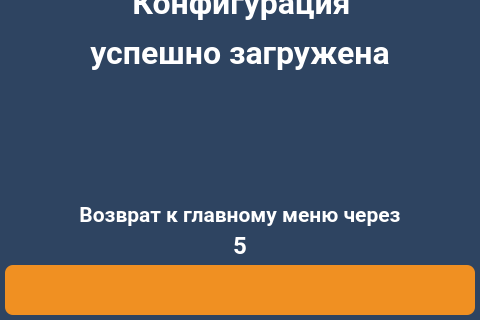
This is client/GUI/ui/screen_16_mass_load_ok.ui in komrade2801/AutoSklad as Qt 5 draws it before an edit; both pictures show x 0 to 480 and y 480 to 800 of the 480 by 800 pixel window. The edited form follows.
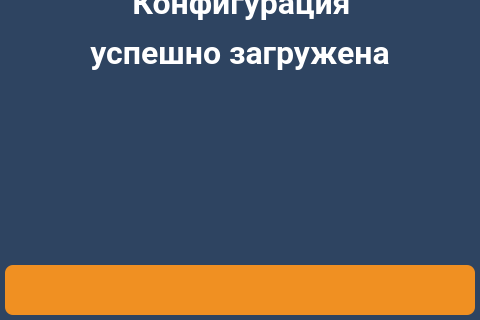
This is the edited form. Icons and pictures are not drawn.

Patch:
```diff
--- a/client/GUI/ui/screen_16_mass_load_ok.ui
+++ b/client/GUI/ui/screen_16_mass_load_ok.ui
@@ -45,328 +45,6 @@
 	font-family: &quot;Roboto&quot;, Sans-serif;
 }</string>
   </property>
-  <widget class="QLabel" name="lbl_timeout_back">
-   <property name="geometry">
-    <rect>
-     <x>50</x>
-     <y>710</y>
-     <width>380</width>
-     <height>30</height>
-    </rect>
-   </property>
-   <property name="palette">
-    <palette>
-     <active>
-      <colorrole role="WindowText">
-       <brush brushstyle="SolidPattern">
-        <color alpha="255">
-         <red>255</red>
-         <green>255</green>
-         <blue>255</blue>
-        </color>
-       </brush>
-      </colorrole>
-      <colorrole role="Button">
-       <brush brushstyle="LinearGradientPattern">
-        <gradient startx="0.000000000000000" starty="0.000000000000000" endx="1.000000000000000" endy="0.000000000000000" type="LinearGradient" spread="PadSpread" coordinatemode="ObjectBoundingMode">
-         <gradientstop position="0.000000000000000">
-          <color alpha="0">
-           <red>0</red>
-           <green>0</green>
-           <blue>0</blue>
-          </color>
-         </gradientstop>
-         <gradientstop position="1.000000000000000">
-          <color alpha="0">
-           <red>255</red>
-           <green>255</green>
-           <blue>255</blue>
-          </color>
-         </gradientstop>
-        </gradient>
-       </brush>
-      </colorrole>
-      <colorrole role="Text">
-       <brush brushstyle="SolidPattern">
-        <color alpha="255">
-         <red>255</red>
-         <green>255</green>
-         <blue>255</blue>
-        </color>
-       </brush>
-      </colorrole>
-      <colorrole role="ButtonText">
-       <brush brushstyle="SolidPattern">
-        <color alpha="255">
-         <red>255</red>
-         <green>255</green>
-         <blue>255</blue>
-        </color>
-       </brush>
-      </colorrole>
-      <colorrole role="Base">
-       <brush brushstyle="LinearGradientPattern">
-        <gradient startx="0.000000000000000" starty="0.000000000000000" endx="1.000000000000000" endy="0.000000000000000" type="LinearGradient" spread="PadSpread" coordinatemode="ObjectBoundingMode">
-         <gradientstop position="0.000000000000000">
-          <color alpha="0">
-           <red>0</red>
-           <green>0</green>
-           <blue>0</blue>
-          </color>
-         </gradientstop>
-         <gradientstop position="1.000000000000000">
-          <color alpha="0">
-           <red>255</red>
-           <green>255</green>
-           <blue>255</blue>
-          </color>
-         </gradientstop>
-        </gradient>
-       </brush>
-      </colorrole>
-      <colorrole role="Window">
-       <brush brushstyle="LinearGradientPattern">
-        <gradient startx="0.000000000000000" starty="0.000000000000000" endx="1.000000000000000" endy="0.000000000000000" type="LinearGradient" spread="PadSpread" coordinatemode="ObjectBoundingMode">
-         <gradientstop position="0.000000000000000">
-          <color alpha="0">
-           <red>0</red>
-           <green>0</green>
-           <blue>0</blue>
-          </color>
-         </gradientstop>
-         <gradientstop position="1.000000000000000">
-          <color alpha="0">
-           <red>255</red>
-           <green>255</green>
-           <blue>255</blue>
-          </color>
-         </gradientstop>
-        </gradient>
-       </brush>
-      </colorrole>
-      <colorrole role="PlaceholderText">
-       <brush brushstyle="NoBrush">
-        <color alpha="128">
-         <red>255</red>
-         <green>255</green>
-         <blue>255</blue>
-        </color>
-       </brush>
-      </colorrole>
-     </active>
-     <inactive>
-      <colorrole role="WindowText">
-       <brush brushstyle="SolidPattern">
-        <color alpha="255">
-         <red>255</red>
-         <green>255</green>
-         <blue>255</blue>
-        </color>
-       </brush>
-      </colorrole>
-      <colorrole role="Button">
-       <brush brushstyle="LinearGradientPattern">
-        <gradient startx="0.000000000000000" starty="0.000000000000000" endx="1.000000000000000" endy="0.000000000000000" type="LinearGradient" spread="PadSpread" coordinatemode="ObjectBoundingMode">
-         <gradientstop position="0.000000000000000">
-          <color alpha="0">
-           <red>0</red>
-           <green>0</green>
-           <blue>0</blue>
-          </color>
-         </gradientstop>
-         <gradientstop position="1.000000000000000">
-          <color alpha="0">
-           <red>255</red>
-           <green>255</green>
-           <blue>255</blue>
-          </color>
-         </gradientstop>
-        </gradient>
-       </brush>
-      </colorrole>
-      <colorrole role="Text">
-       <brush brushstyle="SolidPattern">
-        <color alpha="255">
-         <red>255</red>
-         <green>255</green>
-         <blue>255</blue>
-        </color>
-       </brush>
-      </colorrole>
-      <colorrole role="ButtonText">
-       <brush brushstyle="SolidPattern">
-        <color alpha="255">
-         <red>255</red>
-         <green>255</green>
-         <blue>255</blue>
-        </color>
-       </brush>
-      </colorrole>
-      <colorrole role="Base">
-       <brush brushstyle="LinearGradientPattern">
-        <gradient startx="0.000000000000000" starty="0.000000000000000" endx="1.000000000000000" endy="0.000000000000000" type="LinearGradient" spread="PadSpread" coordinatemode="ObjectBoundingMode">
-         <gradientstop position="0.000000000000000">
-          <color alpha="0">
-           <red>0</red>
-           <green>0</green>
-           <blue>0</blue>
-          </color>
-         </gradientstop>
-         <gradientstop position="1.000000000000000">
-          <color alpha="0">
-           <red>255</red>
-           <green>255</green>
-           <blue>255</blue>
-          </color>
-         </gradientstop>
-        </gradient>
-       </brush>
-      </colorrole>
-      <colorrole role="Window">
-       <brush brushstyle="LinearGradientPattern">
-        <gradient startx="0.000000000000000" starty="0.000000000000000" endx="1.000000000000000" endy="0.000000000000000" type="LinearGradient" spread="PadSpread" coordinatemode="ObjectBoundingMode">
-         <gradientstop position="0.000000000000000">
-          <color alpha="0">
-           <red>0</red>
-           <green>0</green>
-           <blue>0</blue>
-          </color>
-         </gradientstop>
-         <gradientstop position="1.000000000000000">
-          <color alpha="0">
-           <red>255</red>
-           <green>255</green>
-           <blue>255</blue>
-          </color>
-         </gradientstop>
-        </gradient>
-       </brush>
-      </colorrole>
-      <colorrole role="PlaceholderText">
-       <brush brushstyle="NoBrush">
-        <color alpha="128">
-         <red>255</red>
-         <green>255</green>
-         <blue>255</blue>
-        </color>
-       </brush>
-      </colorrole>
-     </inactive>
-     <disabled>
-      <colorrole role="WindowText">
-       <brush brushstyle="SolidPattern">
-        <color alpha="255">
-         <red>255</red>
-         <green>255</green>
-         <blue>255</blue>
-        </color>
-       </brush>
-      </colorrole>
-      <colorrole role="Button">
-       <brush brushstyle="LinearGradientPattern">
-        <gradient startx="0.000000000000000" starty="0.000000000000000" endx="1.000000000000000" endy="0.000000000000000" type="LinearGradient" spread="PadSpread" coordinatemode="ObjectBoundingMode">
-         <gradientstop position="0.000000000000000">
-          <color alpha="0">
-           <red>0</red>
-           <green>0</green>
-           <blue>0</blue>
-          </color>
-         </gradientstop>
-         <gradientstop position="1.000000000000000">
-          <color alpha="0">
-           <red>255</red>
-           <green>255</green>
-           <blue>255</blue>
-          </color>
-         </gradientstop>
-        </gradient>
-       </brush>
-      </colorrole>
-      <colorrole role="Text">
-       <brush brushstyle="SolidPattern">
-        <color alpha="255">
-         <red>255</red>
-         <green>255</green>
-         <blue>255</blue>
-        </color>
-       </brush>
-      </colorrole>
-      <colorrole role="ButtonText">
-       <brush brushstyle="SolidPattern">
-        <color alpha="255">
-         <red>255</red>
-         <green>255</green>
-         <blue>255</blue>
-        </color>
-       </brush>
-      </colorrole>
-      <colorrole role="Base">
-       <brush brushstyle="LinearGradientPattern">
-        <gradient startx="0.000000000000000" starty="0.000000000000000" endx="1.000000000000000" endy="0.000000000000000" type="LinearGradient" spread="PadSpread" coordinatemode="ObjectBoundingMode">
-         <gradientstop position="0.000000000000000">
-          <color alpha="0">
-           <red>0</red>
-           <green>0</green>
-           <blue>0</blue>
-          </color>
-         </gradientstop>
-         <gradientstop position="1.000000000000000">
-          <color alpha="0">
-           <red>255</red>
-           <green>255</green>
-           <blue>255</blue>
-          </color>
-         </gradientstop>
-        </gradient>
-       </brush>
-      </colorrole>
-      <colorrole role="Window">
-       <brush brushstyle="LinearGradientPattern">
-        <gradient startx="0.000000000000000" starty="0.000000000000000" endx="1.000000000000000" endy="0.000000000000000" type="LinearGradient" spread="PadSpread" coordinatemode="ObjectBoundingMode">
-         <gradientstop position="0.000000000000000">
-          <color alpha="0">
-           <red>0</red>
-           <green>0</green>
-           <blue>0</blue>
-          </color>
-         </gradientstop>
-         <gradientstop position="1.000000000000000">
-          <color alpha="0">
-           <red>255</red>
-           <green>255</green>
-           <blue>255</blue>
-          </color>
-         </gradientstop>
-        </gradient>
-       </brush>
-      </colorrole>
-      <colorrole role="PlaceholderText">
-       <brush brushstyle="NoBrush">
-        <color alpha="128">
-         <red>255</red>
-         <green>255</green>
-         <blue>255</blue>
-        </color>
-       </brush>
-      </colorrole>
-     </disabled>
-    </palette>
-   </property>
-   <property name="font">
-    <font>
-     <family>Roboto</family>
-     <pointsize>18</pointsize>
-     <weight>75</weight>
-     <bold>true</bold>
-    </font>
-   </property>
-   <property name="text">
-    <string>5</string>
-   </property>
-   <property name="alignment">
-    <set>Qt::AlignCenter</set>
-   </property>
-  </widget>
   <widget class="QPushButton" name="btn_back">
    <property name="geometry">
     <rect>
@@ -603,328 +281,6 @@
     </size>
    </property>
   </widget>
-  <widget class="QLabel" name="lbl_info_3">
-   <property name="geometry">
-    <rect>
-     <x>50</x>
-     <y>680</y>
-     <width>380</width>
-     <height>30</height>
-    </rect>
-   </property>
-   <property name="palette">
-    <palette>
-     <active>
-      <colorrole role="WindowText">
-       <brush brushstyle="SolidPattern">
-        <color alpha="255">
-         <red>255</red>
-         <green>255</green>
-         <blue>255</blue>
-        </color>
-       </brush>
-      </colorrole>
-      <colorrole role="Button">
-       <brush brushstyle="LinearGradientPattern">
-        <gradient startx="0.000000000000000" starty="0.000000000000000" endx="1.000000000000000" endy="0.000000000000000" type="LinearGradient" spread="PadSpread" coordinatemode="ObjectBoundingMode">
-         <gradientstop position="0.000000000000000">
-          <color alpha="0">
-           <red>0</red>
-           <green>0</green>
-           <blue>0</blue>
-          </color>
-         </gradientstop>
-         <gradientstop position="1.000000000000000">
-          <color alpha="0">
-           <red>255</red>
-           <green>255</green>
-           <blue>255</blue>
-          </color>
-         </gradientstop>
-        </gradient>
-       </brush>
-      </colorrole>
-      <colorrole role="Text">
-       <brush brushstyle="SolidPattern">
-        <color alpha="255">
-         <red>255</red>
-         <green>255</green>
-         <blue>255</blue>
-        </color>
-       </brush>
-      </colorrole>
-      <colorrole role="ButtonText">
-       <brush brushstyle="SolidPattern">
-        <color alpha="255">
-         <red>255</red>
-         <green>255</green>
-         <blue>255</blue>
-        </color>
-       </brush>
-      </colorrole>
-      <colorrole role="Base">
-       <brush brushstyle="LinearGradientPattern">
-        <gradient startx="0.000000000000000" starty="0.000000000000000" endx="1.000000000000000" endy="0.000000000000000" type="LinearGradient" spread="PadSpread" coordinatemode="ObjectBoundingMode">
-         <gradientstop position="0.000000000000000">
-          <color alpha="0">
-           <red>0</red>
-           <green>0</green>
-           <blue>0</blue>
-          </color>
-         </gradientstop>
-         <gradientstop position="1.000000000000000">
-          <color alpha="0">
-           <red>255</red>
-           <green>255</green>
-           <blue>255</blue>
-          </color>
-         </gradientstop>
-        </gradient>
-       </brush>
-      </colorrole>
-      <colorrole role="Window">
-       <brush brushstyle="LinearGradientPattern">
-        <gradient startx="0.000000000000000" starty="0.000000000000000" endx="1.000000000000000" endy="0.000000000000000" type="LinearGradient" spread="PadSpread" coordinatemode="ObjectBoundingMode">
-         <gradientstop position="0.000000000000000">
-          <color alpha="0">
-           <red>0</red>
-           <green>0</green>
-           <blue>0</blue>
-          </color>
-         </gradientstop>
-         <gradientstop position="1.000000000000000">
-          <color alpha="0">
-           <red>255</red>
-           <green>255</green>
-           <blue>255</blue>
-          </color>
-         </gradientstop>
-        </gradient>
-       </brush>
-      </colorrole>
-      <colorrole role="PlaceholderText">
-       <brush brushstyle="NoBrush">
-        <color alpha="128">
-         <red>255</red>
-         <green>255</green>
-         <blue>255</blue>
-        </color>
-       </brush>
-      </colorrole>
-     </active>
-     <inactive>
-      <colorrole role="WindowText">
-       <brush brushstyle="SolidPattern">
-        <color alpha="255">
-         <red>255</red>
-         <green>255</green>
-         <blue>255</blue>
-        </color>
-       </brush>
-      </colorrole>
-      <colorrole role="Button">
-       <brush brushstyle="LinearGradientPattern">
-        <gradient startx="0.000000000000000" starty="0.000000000000000" endx="1.000000000000000" endy="0.000000000000000" type="LinearGradient" spread="PadSpread" coordinatemode="ObjectBoundingMode">
-         <gradientstop position="0.000000000000000">
-          <color alpha="0">
-           <red>0</red>
-           <green>0</green>
-           <blue>0</blue>
-          </color>
-         </gradientstop>
-         <gradientstop position="1.000000000000000">
-          <color alpha="0">
-           <red>255</red>
-           <green>255</green>
-           <blue>255</blue>
-          </color>
-         </gradientstop>
-        </gradient>
-       </brush>
-      </colorrole>
-      <colorrole role="Text">
-       <brush brushstyle="SolidPattern">
-        <color alpha="255">
-         <red>255</red>
-         <green>255</green>
-         <blue>255</blue>
-        </color>
-       </brush>
-      </colorrole>
-      <colorrole role="ButtonText">
-       <brush brushstyle="SolidPattern">
-        <color alpha="255">
-         <red>255</red>
-         <green>255</green>
-         <blue>255</blue>
-        </color>
-       </brush>
-      </colorrole>
-      <colorrole role="Base">
-       <brush brushstyle="LinearGradientPattern">
-        <gradient startx="0.000000000000000" starty="0.000000000000000" endx="1.000000000000000" endy="0.000000000000000" type="LinearGradient" spread="PadSpread" coordinatemode="ObjectBoundingMode">
-         <gradientstop position="0.000000000000000">
-          <color alpha="0">
-           <red>0</red>
-           <green>0</green>
-           <blue>0</blue>
-          </color>
-         </gradientstop>
-         <gradientstop position="1.000000000000000">
-          <color alpha="0">
-           <red>255</red>
-           <green>255</green>
-           <blue>255</blue>
-          </color>
-         </gradientstop>
-        </gradient>
-       </brush>
-      </colorrole>
-      <colorrole role="Window">
-       <brush brushstyle="LinearGradientPattern">
-        <gradient startx="0.000000000000000" starty="0.000000000000000" endx="1.000000000000000" endy="0.000000000000000" type="LinearGradient" spread="PadSpread" coordinatemode="ObjectBoundingMode">
-         <gradientstop position="0.000000000000000">
-          <color alpha="0">
-           <red>0</red>
-           <green>0</green>
-           <blue>0</blue>
-          </color>
-         </gradientstop>
-         <gradientstop position="1.000000000000000">
-          <color alpha="0">
-           <red>255</red>
-           <green>255</green>
-           <blue>255</blue>
-          </color>
-         </gradientstop>
-        </gradient>
-       </brush>
-      </colorrole>
-      <colorrole role="PlaceholderText">
-       <brush brushstyle="NoBrush">
-        <color alpha="128">
-         <red>255</red>
-         <green>255</green>
-         <blue>255</blue>
-        </color>
-       </brush>
-      </colorrole>
-     </inactive>
-     <disabled>
-      <colorrole role="WindowText">
-       <brush brushstyle="SolidPattern">
-        <color alpha="255">
-         <red>255</red>
-         <green>255</green>
-         <blue>255</blue>
-        </color>
-       </brush>
-      </colorrole>
-      <colorrole role="Button">
-       <brush brushstyle="LinearGradientPattern">
-        <gradient startx="0.000000000000000" starty="0.000000000000000" endx="1.000000000000000" endy="0.000000000000000" type="LinearGradient" spread="PadSpread" coordinatemode="ObjectBoundingMode">
-         <gradientstop position="0.000000000000000">
-          <color alpha="0">
-           <red>0</red>
-           <green>0</green>
-           <blue>0</blue>
-          </color>
-         </gradientstop>
-         <gradientstop position="1.000000000000000">
-          <color alpha="0">
-           <red>255</red>
-           <green>255</green>
-           <blue>255</blue>
-          </color>
-         </gradientstop>
-        </gradient>
-       </brush>
-      </colorrole>
-      <colorrole role="Text">
-       <brush brushstyle="SolidPattern">
-        <color alpha="255">
-         <red>255</red>
-         <green>255</green>
-         <blue>255</blue>
-        </color>
-       </brush>
-      </colorrole>
-      <colorrole role="ButtonText">
-       <brush brushstyle="SolidPattern">
-        <color alpha="255">
-         <red>255</red>
-         <green>255</green>
-         <blue>255</blue>
-        </color>
-       </brush>
-      </colorrole>
-      <colorrole role="Base">
-       <brush brushstyle="LinearGradientPattern">
-        <gradient startx="0.000000000000000" starty="0.000000000000000" endx="1.000000000000000" endy="0.000000000000000" type="LinearGradient" spread="PadSpread" coordinatemode="ObjectBoundingMode">
-         <gradientstop position="0.000000000000000">
-          <color alpha="0">
-           <red>0</red>
-           <green>0</green>
-           <blue>0</blue>
-          </color>
-         </gradientstop>
-         <gradientstop position="1.000000000000000">
-          <color alpha="0">
-           <red>255</red>
-           <green>255</green>
-           <blue>255</blue>
-          </color>
-         </gradientstop>
-        </gradient>
-       </brush>
-      </colorrole>
-      <colorrole role="Window">
-       <brush brushstyle="LinearGradientPattern">
-        <gradient startx="0.000000000000000" starty="0.000000000000000" endx="1.000000000000000" endy="0.000000000000000" type="LinearGradient" spread="PadSpread" coordinatemode="ObjectBoundingMode">
-         <gradientstop position="0.000000000000000">
-          <color alpha="0">
-           <red>0</red>
-           <green>0</green>
-           <blue>0</blue>
-          </color>
-         </gradientstop>
-         <gradientstop position="1.000000000000000">
-          <color alpha="0">
-           <red>255</red>
-           <green>255</green>
-           <blue>255</blue>
-          </color>
-         </gradientstop>
-        </gradient>
-       </brush>
-      </colorrole>
-      <colorrole role="PlaceholderText">
-       <brush brushstyle="NoBrush">
-        <color alpha="128">
-         <red>255</red>
-         <green>255</green>
-         <blue>255</blue>
-        </color>
-       </brush>
-      </colorrole>
-     </disabled>
-    </palette>
-   </property>
-   <property name="font">
-    <font>
-     <family>Roboto</family>
-     <pointsize>16</pointsize>
-     <weight>75</weight>
-     <bold>true</bold>
-    </font>
-   </property>
-   <property name="text">
-    <string>Возврат к главному меню через</string>
-   </property>
-   <property name="alignment">
-    <set>Qt::AlignCenter</set>
-   </property>
-  </widget>
   <widget class="QLabel" name="lbl_info_ico">
    <property name="geometry">
     <rect>
```
Left out of the diff: 14 changed lines with no effect on the pictures.
